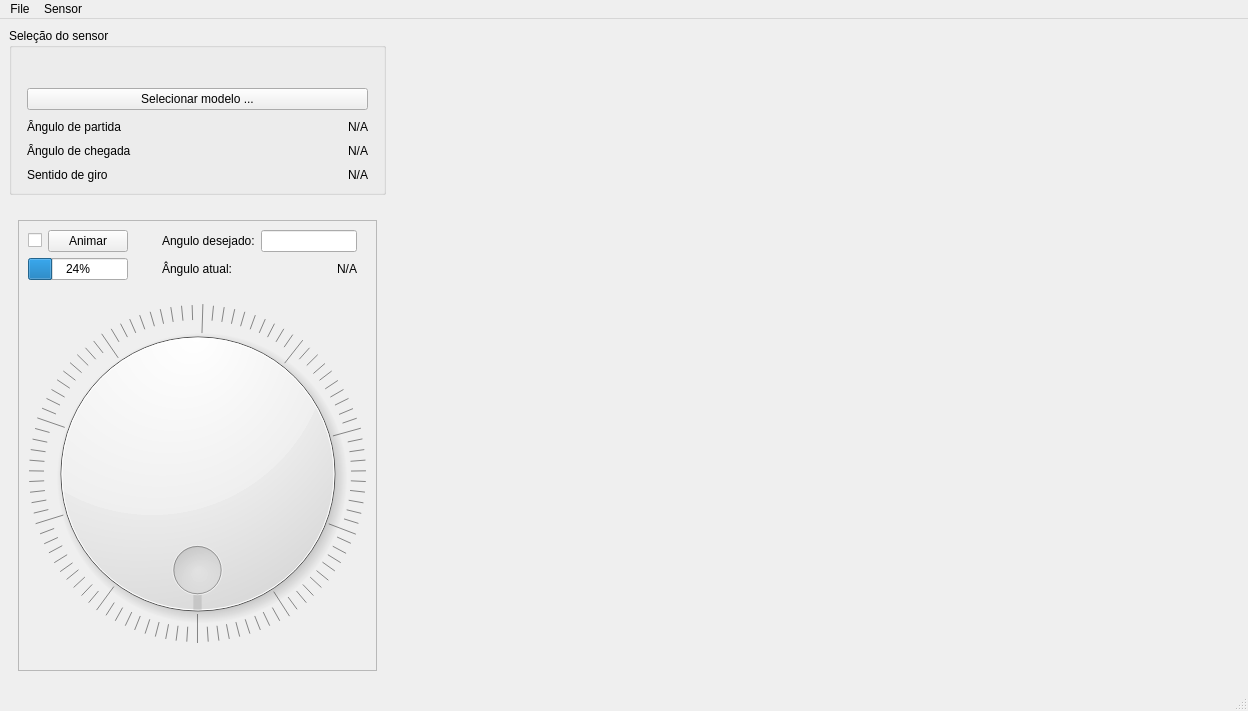
The window that mainwindow.ui (LucasDuarte026/QTMaat) describes before a commit, drawn with Qt 5.
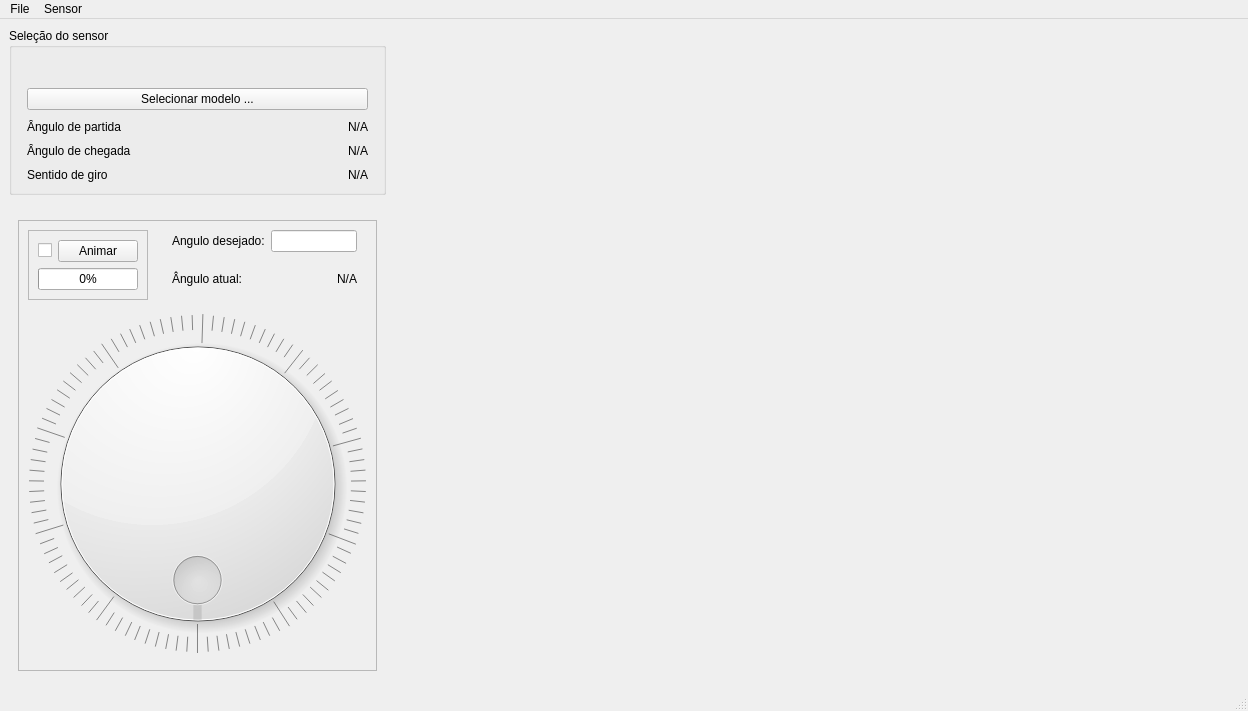
The same window after the commit. Icons and pictures are not drawn.

Diff of the .ui file:
```diff
--- a/mainwindow.ui
+++ b/mainwindow.ui
@@ -193,6 +193,15 @@
               <item>
                <layout class="QHBoxLayout" name="horizontalLayout_5" stretch="0,0,0">
                 <item>
+                 <widget class="QFrame" name="frame">
+                  <property name="frameShape">
+                   <enum>QFrame::Shape::StyledPanel</enum>
+                  </property>
+                  <property name="frameShadow">
+                   <enum>QFrame::Shadow::Raised</enum>
+                  </property>
+                  <layout class="QGridLayout" name="gridLayout">
+                   <item row="0" column="0">
                  <layout class="QVBoxLayout" name="verticalLayout_6">
                   <item>
                    <layout class="QHBoxLayout" name="horizontalLayout_8">
@@ -218,11 +227,20 @@
                   <item>
                    <widget class="QProgressBar" name="progressBar">
                     <property name="value">
-                     <number>24</number>
-                    </property>
+                        <number>0</number>
+                       </property>
+                       <property name="invertedAppearance">
+                        <bool>false</bool>
+                       </property>
+                       <property name="textDirection">
+                        <enum>QProgressBar::Direction::TopToBottom</enum>
+                       </property>
                    </widget>
                   </item>
                  </layout>
+                   </item>
+                  </layout>
+                 </widget>
                 </item>
                 <item>
                  <spacer name="horizontalSpacer_2">
```
Left out of the diff: 2 changed lines with no effect on the pictures. Lines whose indentation alone changed are shown as unchanged.
